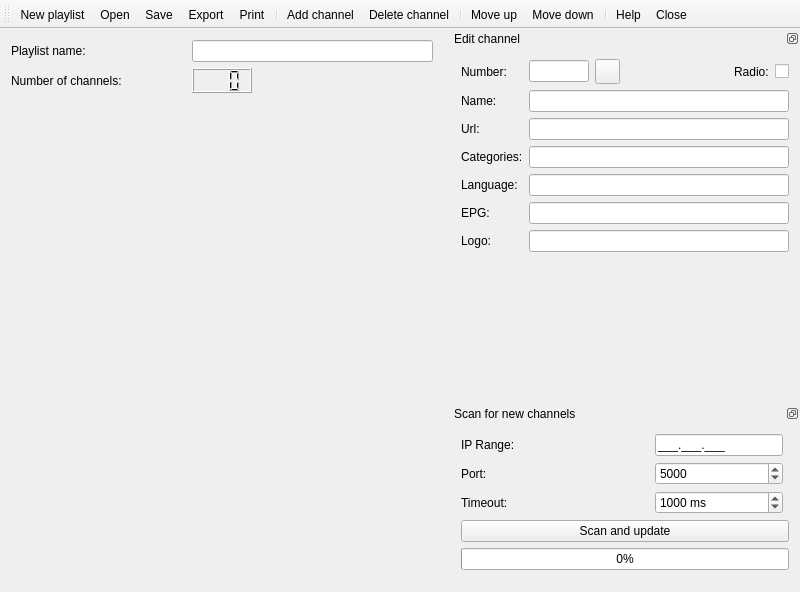
This is src/ui/playlist/PlaylistEditor.ui in ntadej/tano as Qt 5 draws it before an edit. The edited form follows.
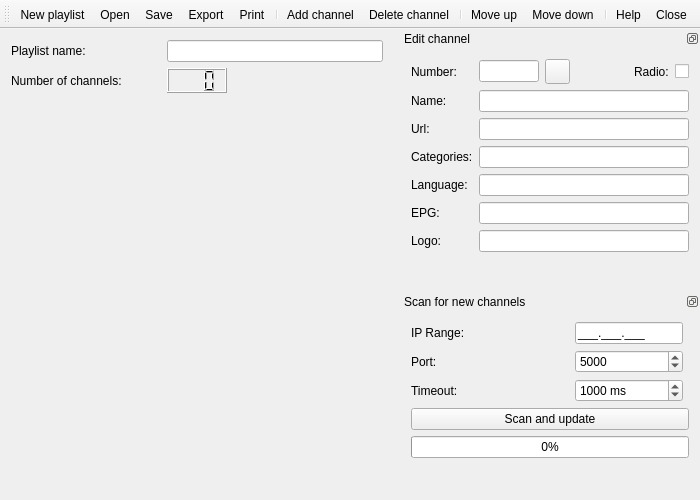
This is the edited form. Icons and pictures are not drawn. Custom widgets are drawn as their Qt base class.

Diff of the .ui file:
```diff
--- a/src/ui/playlist/PlaylistEditor.ui
+++ b/src/ui/playlist/PlaylistEditor.ui
@@ -6,8 +6,8 @@
    <rect>
     <x>0</x>
     <y>0</y>
-    <width>800</width>
-    <height>592</height>
+    <width>700</width>
+    <height>500</height>
    </rect>
   </property>
   <property name="windowTitle">
@@ -106,13 +106,13 @@
    </property>
    <property name="minimumSize">
     <size>
-     <width>350</width>
-     <height>375</height>
+     <width>300</width>
+     <height>0</height>
     </size>
    </property>
    <property name="maximumSize">
     <size>
-     <width>350</width>
+     <width>300</width>
      <height>524287</height>
     </size>
    </property>
```
